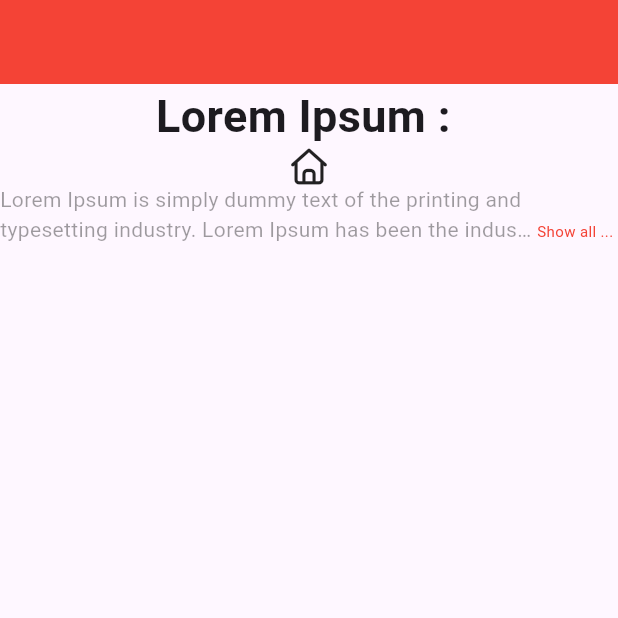
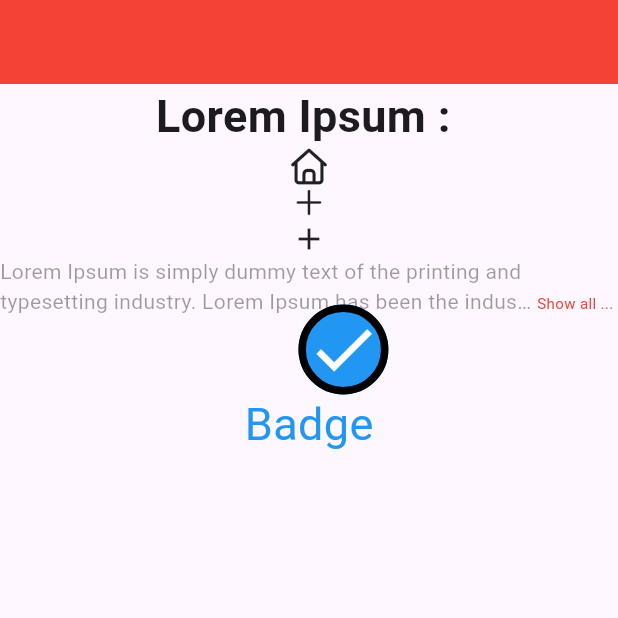
Before and after one commit to deyanzcoding/DeyanzFlutter, a Flutter app: the screen it shows after launch, on a phone screen of 412 x 824 dp, the top half of it. Run offline on Flutter 3.47's test engine with Material 3 defaults, Android fonts, the light colour scheme and no system bars; drawn by our look-alikes of badges, readmore; our stand-ins replace font_awesome_flutter.

Commit message:
badges practice

```diff
--- a/pub_dot_dev/lib/main.dart
+++ b/pub_dot_dev/lib/main.dart
@@ -1,3 +1,4 @@
+import 'package:badges/badges.dart' as badges;
 import 'package:flutter/cupertino.dart';
 import 'package:flutter/material.dart';
 import 'package:font_awesome_flutter/font_awesome_flutter.dart';
@@ -28,7 +29,11 @@ class _MyAppState extends State<MyApp> {
                 'Lorem Ipsum : ',
                 style: TextStyle(fontSize: 30, fontWeight: FontWeight.bold),
               ),
+
+              //using custom icons using pub.dev website
               Icon(FontAwesomeIcons.house),
+              Icon(CupertinoIcons.add),
+              Icon(Icons.add),
               ReadMoreText(
                 'Lorem Ipsum is simply dummy text of the printing and typesetting industry. Lorem Ipsum has been the industry\'s standard dummy text ever since the 1500s, when an unknown printer took a galley of type and scrambled it to make a type specimen book. It has survived not only five centuries, but also the leap into electronic typesetting, remaining essentially unchanged. It was popularised in the 1960s with the release of Letraset sheets containing Lorem Ipsum passages, and more recently with desktop publishing software like Aldus PageMaker including versions of Lorem Ipsum.',
                 trimMode: TrimMode.Line,
@@ -36,8 +41,36 @@ class _MyAppState extends State<MyApp> {
                 trimCollapsedText: 'Show all ...',
                 trimExpandedText: 'Hide detail',
                 moreStyle: TextStyle(color: Colors.red, fontSize: 10),
+                lessStyle: TextStyle(color: Colors.red, fontSize: 10),
                 style: TextStyle(color: Colors.black38),
               ),
+              badges.Badge(
+                badgeContent: Icon(Icons.check, color: Colors.white, size: 50, ),
+                badgeAnimation: badges.BadgeAnimation.rotation(
+                    animationDuration: Duration(seconds: 1),
+                    colorChangeAnimationDuration: Duration(seconds: 1),
+                  loopAnimation: false,
+                  curve: Curves.fastOutSlowIn,
+                  colorChangeAnimationCurve: Curves.easeInCubic,
+                ),
+                badgeStyle: badges.BadgeStyle(
+                  shape: badges.BadgeShape.instagram,
+                  badgeColor: Colors.blue,
+                  borderSide: BorderSide(color: Colors.black, width: 5),
+                  borderGradient: badges.BadgeGradient.linear(
+                    colors: [Colors.red, Colors.yellow],
+                    begin: Alignment.topLeft,
+                    end: Alignment.topRight,
+                  ),
+                  elevation: 0,
+                ),
+                child: Padding(
+                  padding: const EdgeInsets.only(top: 50,),
+                  child: Text('Badge', style: TextStyle(color: Colors.blue, fontSize: 30),),
+                ),
+              ),
+
+
             ],
           ),
         ),
--- a/pub_dot_dev/pubspec.yaml
+++ b/pub_dot_dev/pubspec.yaml
@@ -36,6 +36,7 @@ dependencies:
   cupertino_icons: ^1.0.8
   font_awesome_flutter: ^10.9.1
   readmore: ^3.0.0
+  badges: ^3.1.2
 
 dev_dependencies:
   flutter_test:
```
Also changed, not shown: pub_dot_dev/pubspec.lock.
